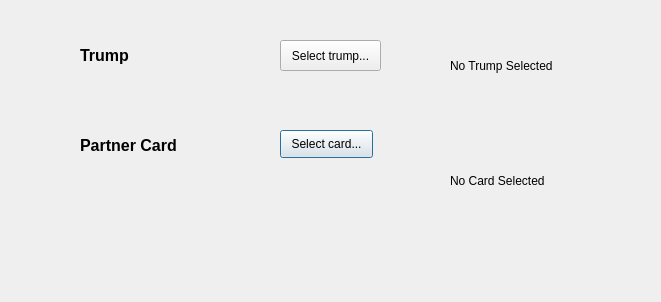
Qt form trumpDialog.ui (nathanesau-competitive/RookGame) before a commit.
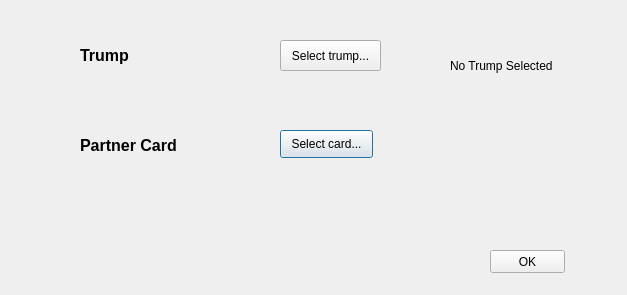
The same form after that commit.

Patch:
```diff
--- a/trumpDialog.ui
+++ b/trumpDialog.ui
@@ -6,8 +6,8 @@
    <rect>
     <x>0</x>
     <y>0</y>
-    <width>661</width>
-    <height>302</height>
+    <width>627</width>
+    <height>295</height>
    </rect>
   </property>
   <property name="windowTitle">
@@ -92,17 +92,17 @@
     <string>No Trump Selected</string>
    </property>
   </widget>
-  <widget class="QLabel" name="trumpSuitLabel_2">
+  <widget class="QPushButton" name="okButton">
    <property name="geometry">
     <rect>
-     <x>450</x>
-     <y>110</y>
-     <width>111</width>
-     <height>141</height>
+     <x>490</x>
+     <y>250</y>
+     <width>75</width>
+     <height>23</height>
     </rect>
    </property>
    <property name="text">
-    <string>No Card Selected</string>
+    <string>OK</string>
    </property>
   </widget>
  </widget>
```
Left out of the diff: 6 changed lines with no effect on the pictures.
